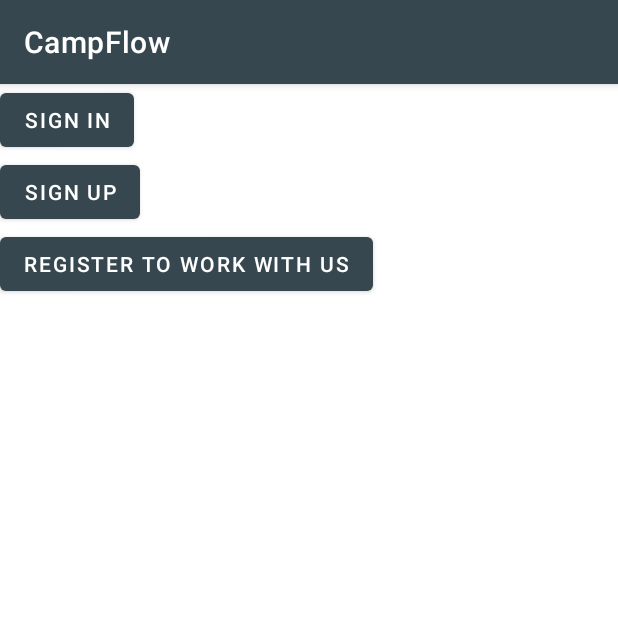
After one commit to Priyanka-Sachan/CampFlow, an Android app: the LogCoverFragment screen opened directly, with no data from a screen before it, on a phone screen of 412 x 824 dp, the top half of it. The commit adds this screen. Run offline under Robolectric (Android 15) with nearby library versions, the phone set to English and light mode, and no system bars.

Commit message:
Login feature UI added.

```diff
--- a/app/src/main/AndroidManifest.xml
+++ b/app/src/main/AndroidManifest.xml
@@ -1,7 +1,8 @@
 <?xml version="1.0" encoding="utf-8"?>
 <manifest xmlns:android="http://schemas.android.com/apk/res/android"
     package="com.example.campflow">
-    <uses-permission android:name="android.permission.INTERNET"/>
+
+    <uses-permission android:name="android.permission.INTERNET" />
 
     <application
         android:allowBackup="true"
@@ -10,6 +11,7 @@
         android:roundIcon="@mipmap/ic_launcher_round"
         android:supportsRtl="true"
         android:theme="@style/AppTheme">
+        <activity android:name=".login.LoginActivity"></activity>
         <activity
             android:name=".MainActivity"
             android:label="@string/app_name"
--- a/app/src/main/java/com/example/campflow/MainActivity.java
+++ b/app/src/main/java/com/example/campflow/MainActivity.java
@@ -37,7 +37,7 @@ public class MainActivity extends AppCompatActivity {
         // menu should be considered as top level destinations.
         mAppBarConfiguration = new AppBarConfiguration.Builder(
                 R.id.nav_home, R.id.nav_join_us, R.id.nav_policies_for_you,
-                R.id.nav_posts, R.id.nav_contact_us, R.id.nav_events_near_me)
+                R.id.nav_posts, R.id.nav_contact_us, R.id.nav_login,R.id.nav_events_near_me)
                 .setDrawerLayout(drawer)
                 .build();
         NavController navController = Navigation.findNavController(this, R.id.nav_host_fragment);
@@ -58,4 +58,5 @@ public class MainActivity extends AppCompatActivity {
         return NavigationUI.navigateUp(navController, mAppBarConfiguration)
                 || super.onSupportNavigateUp();
     }
+
 }
--- /dev/null
+++ b/app/src/main/java/com/example/campflow/login/LogCoverFragment.java
@@ -0,0 +1,61 @@
+package com.example.campflow.login;
+
+import android.os.Bundle;
+import android.view.LayoutInflater;
+import android.view.View;
+import android.view.ViewGroup;
+import android.widget.Button;
+
+import androidx.annotation.NonNull;
+import androidx.fragment.app.Fragment;
+import androidx.fragment.app.FragmentManager;
+import androidx.fragment.app.FragmentTransaction;
+
+import com.example.campflow.R;
+
+public class LogCoverFragment extends Fragment {
+    Button SignIn;
+    Button SignUp;
+    Button Register;
+
+    public View onCreateView(@NonNull LayoutInflater inflater, ViewGroup container, Bundle savedInstanceState) {
+        View root = inflater.inflate(R.layout.fragment_log_cover, container, false);
+
+        SignIn=(Button)root.findViewById(R.id.sign_in_button);
+        SignUp=(Button)root.findViewById(R.id.sign_up_button);
+        Register=(Button)root.findViewById(R.id.register_button);
+        SignIn.setOnClickListener(new View.OnClickListener() {
+            @Override
+            public void onClick (View v){
+                SignInFragment signinfragment=new SignInFragment();
+                FragmentManager fragmentManager = getParentFragmentManager();
+                FragmentTransaction fragmentTransaction =fragmentManager.beginTransaction();
+                fragmentTransaction.replace(R.id.login_host_fragment, signinfragment);
+                fragmentTransaction.addToBackStack(null);
+                fragmentTransaction.commit();
+            }});
+
+        SignUp.setOnClickListener(new View.OnClickListener() {
+            @Override
+            public void onClick (View v){
+                SignUpFragment signupfragment=new SignUpFragment();
+                FragmentManager fragmentManager = getParentFragmentManager();
+                FragmentTransaction fragmentTransaction =fragmentManager.beginTransaction();
+                fragmentTransaction.replace(R.id.login_host_fragment, signupfragment);
+                fragmentTransaction.addToBackStack(null);
+                fragmentTransaction.commit();
+            }});
+
+        Register.setOnClickListener(new View.OnClickListener() {
+            @Override
+            public void onClick (View v){
+                RegisterFragment registerfragment=new RegisterFragment();
+                FragmentManager fragmentManager = getParentFragmentManager();
+                FragmentTransaction fragmentTransaction =fragmentManager.beginTransaction();
+                fragmentTransaction.replace(R.id.login_host_fragment, registerfragment);
+                fragmentTransaction.addToBackStack(null);
+                fragmentTransaction.commit();
+            }});
+        return root;
+    }
+}
--- /dev/null
+++ b/app/src/main/java/com/example/campflow/login/LoginActivity.java
@@ -0,0 +1,21 @@
+package com.example.campflow.login;
+
+import androidx.appcompat.app.AppCompatActivity;
+import androidx.fragment.app.FragmentManager;
+
+import android.os.Bundle;
+
+import com.example.campflow.R;
+
+public class LoginActivity extends AppCompatActivity {
+
+    @Override
+    protected void onCreate(Bundle savedInstanceState) {
+        super.onCreate(savedInstanceState);
+        setContentView(R.layout.activity_login);
+
+        LogCoverFragment logCoverFragment=new LogCoverFragment();
+        FragmentManager fragmentManager = getSupportFragmentManager();
+        fragmentManager.beginTransaction().add(R.id.login_host_fragment, logCoverFragment).commit();
+    }
+}
--- a/app/src/main/java/com/example/campflow/ui/EventsNearMe/EditorEventsNearMeFragment.java
+++ b/app/src/main/java/com/example/campflow/ui/EventsNearMe/EditorEventsNearMeFragment.java
@@ -108,6 +108,7 @@ public class EditorEventsNearMeFragment extends Fragment {
         FragmentTransaction fragmentTransaction = fragmentManager.beginTransaction();
         EventsNearMeFragment eventsNearMeFragment = new EventsNearMeFragment();
         fragmentTransaction.replace(R.id.nav_host_fragment, eventsNearMeFragment);
+        fragmentTransaction.addToBackStack(null);
         fragmentTransaction.commit();
     }
 }
--- /dev/null
+++ b/app/src/main/res/drawable/ic_login.xml
@@ -0,0 +1,5 @@
+<vector android:height="24dp" android:tint="#FFFFFF"
+    android:viewportHeight="24.0" android:viewportWidth="24.0"
+    android:width="24dp" xmlns:android="http://schemas.android.com/apk/res/android">
+    <path android:fillColor="#FF000000" android:pathData="M15,12c2.21,0 4,-1.79 4,-4s-1.79,-4 -4,-4 -4,1.79 -4,4 1.79,4 4,4zM6,10L6,7L4,7v3L1,10v2h3v3h2v-3h3v-2L6,10zM15,14c-2.67,0 -8,1.34 -8,4v2h16v-2c0,-2.66 -5.33,-4 -8,-4z"/>
+</vector>
--- /dev/null
+++ b/app/src/main/res/layout/activity_login.xml
@@ -0,0 +1,5 @@
+<?xml version="1.0" encoding="utf-8"?>
+<FrameLayout xmlns:android="http://schemas.android.com/apk/res/android"
+    android:layout_width="match_parent"
+    android:layout_height="match_parent"
+    android:id="@+id/login_host_fragment"/>
--- /dev/null
+++ b/app/src/main/res/layout/fragment_log_cover.xml
@@ -0,0 +1,24 @@
+<?xml version="1.0" encoding="utf-8"?>
+<LinearLayout xmlns:android="http://schemas.android.com/apk/res/android"
+    android:orientation="vertical" android:layout_width="match_parent"
+    android:layout_height="match_parent">
+
+    <Button
+        android:id="@+id/sign_in_button"
+        android:layout_width="wrap_content"
+        android:layout_height="wrap_content"
+        android:text="SIGN IN"/>
+
+    <Button
+        android:id="@+id/sign_up_button"
+        android:layout_width="wrap_content"
+        android:layout_height="wrap_content"
+        android:text="SIGN UP"/>
+
+    <Button
+        android:id="@+id/register_button"
+        android:layout_width="wrap_content"
+        android:layout_height="wrap_content"
+        android:text="REGISTER TO WORK WITH US"/>
+
+</LinearLayout>
--- a/app/src/main/res/menu/activity_main_drawer.xml
+++ b/app/src/main/res/menu/activity_main_drawer.xml
@@ -25,6 +25,10 @@
             android:icon="@drawable/ic_join_us"
             android:title="@string/menu_join_us" />
         <item
+            android:id="@+id/nav_login"
+            android:icon="@drawable/ic_login"
+            android:title="@string/menu_login"/>
+        <item
             android:id="@+id/nav_contact_us"
             android:icon="@drawable/ic_contact_us"
             android:title="@string/menu_contact_us" />
--- a/app/src/main/res/values/strings.xml
+++ b/app/src/main/res/values/strings.xml
@@ -9,6 +9,7 @@
     <string name="menu_join_us">Join Us</string>
     <string name="menu_policies_for_you">Policies for you</string>
     <string name="menu_posts">Posts</string>
+    <string name="menu_login">Login</string>
     <string name="menu_contact_us">Contact Us</string>
     <string name="menu_events_near_me">Events near me</string>
 </resources>
```
Also changed, not shown: app/src/main/java/com/example/campflow/login/RegisterFragment.java (added, +18 -0 lines), app/src/main/java/com/example/campflow/login/SignInFragment.java (added, +18 -0 lines), app/src/main/java/com/example/campflow/login/SignUpFragment.java (added, +18 -0 lines), app/src/main/res/layout/fragment_register.xml (added, +11 -0 lines), app/src/main/res/layout/fragment_sign_in.xml (added, +11 -0 lines), app/src/main/res/layout/fragment_sign_up.xml (added, +11 -0 lines), app/src/main/res/navigation/mobile_navigation.xml (+7 -0 lines).
